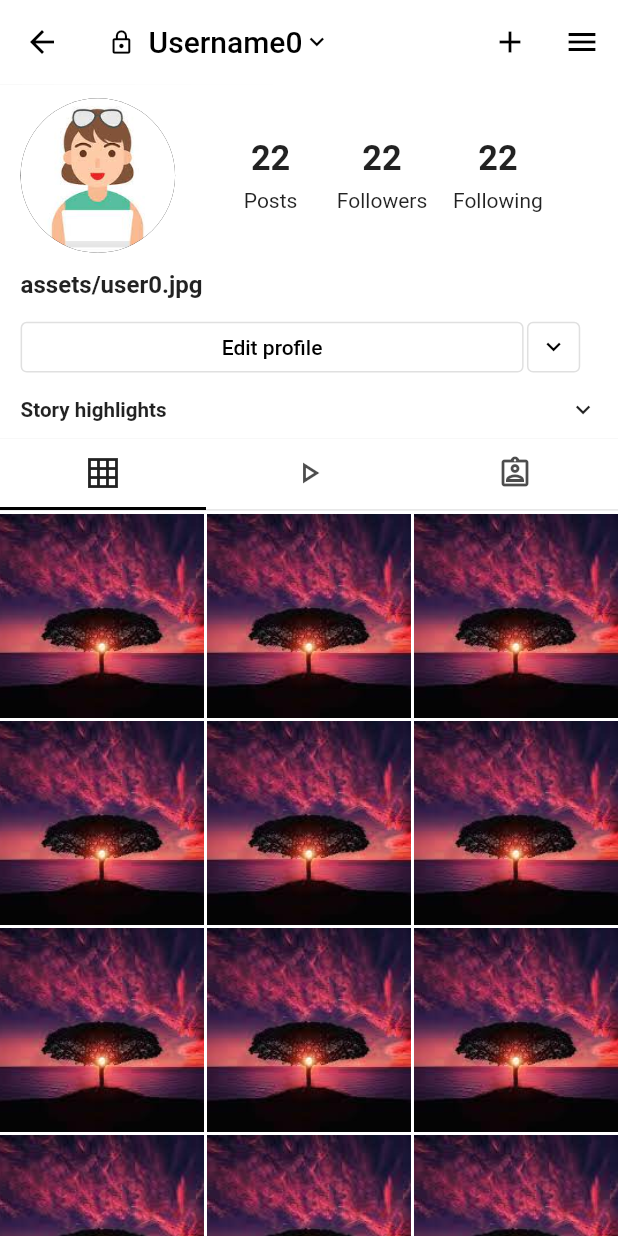
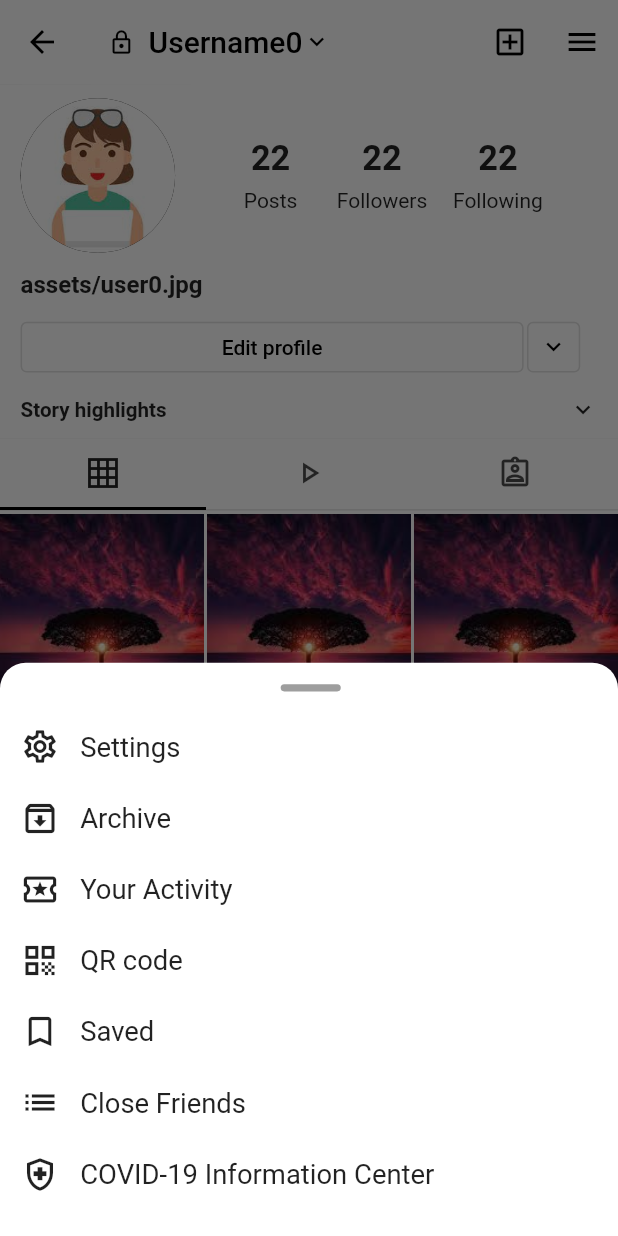
Before and after one commit to AmnNdm/InstaLayout, a Flutter app: the ProfileScreen screen opened by its route, after a tap on the "menu" icon, on a phone screen of 412 x 824 dp. Run offline on Flutter 3.47's test engine with Material 2 defaults, Android fonts, the phone set to English and light mode, and no system bars; our stand-ins replace flutter_screenutil, get, persistent_bottom_nav_bar.

Commit message:
profile ui

```diff
--- a/lib/components/constants.dart
+++ b/lib/components/constants.dart
@@ -13,6 +13,4 @@ class Constants {
   static const comment = "assets/comment.png";
   static const send = "assets/send.png";
   static const save = "assets/save.png";
-  static const requestDisclaimer =
-      "Open a chat to get more info about who's messaging you. They won't know you've seen it until you accept.";
 }
--- a/lib/components/customwidgets.dart
+++ b/lib/components/customwidgets.dart
@@ -102,3 +102,14 @@ Widget thisText(String title) {
     ),
   );
 }
+
+Widget silverDash() {
+  return Center(
+    child: Container(
+      height: 4.h,
+      width: 35.w,
+      decoration: BoxDecoration(
+          color: Colors.grey, borderRadius: BorderRadius.circular(10.r)),
+    ),
+  );
+}
--- a/lib/views/home/home.dart
+++ b/lib/views/home/home.dart
@@ -131,7 +131,7 @@ class MyHomePage extends GetView<HomeController> {
   Widget postBottomSheet() {
     return Container(
       height: 270.h,
-      padding: EdgeInsets.fromLTRB(0.w, 10.h, 0.w, 16.h),
+      padding: EdgeInsets.fromLTRB(0.w, 10.h, 0.w, 0.h),
       child: Column(
         crossAxisAlignment: CrossAxisAlignment.start,
         children: [
--- a/lib/views/messages/calls.dart
+++ b/lib/views/messages/calls.dart
@@ -29,10 +29,10 @@ class Calls extends GetView<HomeController> {
                   return Padding(
                     padding: EdgeInsets.fromLTRB(8.w, 5.h, 0.0, 5.h),
                     child: ClipRRect(
-                      borderRadius: BorderRadius.circular(10.r),
+                      borderRadius: BorderRadius.circular(7.r),
                       child: SizedBox(
                         height: 90.h,
-                        width: 115.w,
+                        width: 116.w,
                         child: Image.asset(
                           Constants.postImage,
                           fit: BoxFit.cover,
--- a/lib/views/profile/allposts.dart
+++ b/lib/views/profile/allposts.dart
@@ -12,7 +12,7 @@ class AllPosts extends GetView<ProfileController> {
   Widget build(BuildContext context) {
     return GridView.count(
       physics: const NeverScrollableScrollPhysics(),
-      padding: EdgeInsets.only(top: 2.h),
+      padding: EdgeInsets.symmetric(vertical: 2.h),
       shrinkWrap: true,
       crossAxisCount: 3,
       crossAxisSpacing: 2.0,
--- a/lib/views/profile/allvideos.dart
+++ b/lib/views/profile/allvideos.dart
@@ -9,7 +9,7 @@ class AllVideos extends StatelessWidget {
   Widget build(BuildContext context) {
     return GridView.count(
       physics: const NeverScrollableScrollPhysics(),
-      padding: EdgeInsets.only(top: 2.h),
+      padding: EdgeInsets.symmetric(vertical: 2.h, horizontal: 1.w),
       shrinkWrap: true,
       crossAxisCount: 3,
       crossAxisSpacing: 2.0,
--- a/lib/views/profile/profile.dart
+++ b/lib/views/profile/profile.dart
@@ -42,8 +42,34 @@ class ProfileScreen extends GetView<ProfileController> {
               ],
             ),
             actions: [
-              IconButton(onPressed: () {}, icon: const Icon(Icons.add)),
-              IconButton(onPressed: () {}, icon: const Icon(Icons.menu))
+              IconButton(
+                  onPressed: () {
+                    Get.bottomSheet(addBottomSheet(),
+                        backgroundColor:
+                            MediaQuery.of(context).platformBrightness ==
+                                    Brightness.dark
+                                ? Colors.grey.shade900
+                                : Colors.white,
+                        shape: RoundedRectangleBorder(
+                            borderRadius: BorderRadius.only(
+                                topLeft: Radius.circular(15.r),
+                                topRight: Radius.circular(15.r))));
+                  },
+                  icon: const Icon(Icons.add_box_outlined)),
+              IconButton(
+                  onPressed: () {
+                    Get.bottomSheet(menuBottomSheet(),
+                        backgroundColor:
+                            MediaQuery.of(context).platformBrightness ==
+                                    Brightness.dark
+                                ? Colors.grey.shade900
+                                : Colors.white,
+                        shape: RoundedRectangleBorder(
+                            borderRadius: BorderRadius.only(
+                                topLeft: Radius.circular(15.r),
+                                topRight: Radius.circular(15.r))));
+                  },
+                  icon: const Icon(Icons.menu))
             ],
           ),
           body: NestedScrollView(
@@ -54,96 +80,29 @@ class ProfileScreen extends GetView<ProfileController> {
                     SliverOverlapAbsorber(
                       handle: NestedScrollView.sliverOverlapAbsorberHandleFor(
                           context),
-                      sliver:
-                          // const SliverToBoxAdapter(
-                          //     child: TabBar(
-                          //   tabs: [
-                          //     Tab(
-                          //       icon: Icon(Icons.grid_on_sharp),
-                          //     ),
-                          //     Tab(
-                          //       icon: Icon(Icons.play_arrow_outlined),
-                          //     ),
-                          //     Tab(
-                          //       icon: Icon(Icons.assignment_ind_outlined),
-                          //     )
-                          //   ],
-                          // ))
-                          const StickyHeaderWidget(),
+                      sliver: const StickyHeaderWidget(),
                     ),
                   ],
               body: TabBarView(children: [
-                Builder(builder: (BuildContext context) {
+                tab(const AllPosts()),
+                tab(const AllVideos()),
+                tab(const AllTags())
+              ])),
+        ));
+  }
+
+  Widget tab(Widget child) {
+    return Builder(builder: (BuildContext context) {
       return CustomScrollView(
         slivers: [
           SliverOverlapInjector(
-                          handle:
-                              NestedScrollView.sliverOverlapAbsorberHandleFor(
-                                  context)),
+              handle: NestedScrollView.sliverOverlapAbsorberHandleFor(context)),
           SliverToBoxAdapter(
-                        child: AllPosts(),
+            child: child,
           )
         ],
       );
-                }),
-                Builder(builder: (BuildContext context) {
-                  return CustomScrollView(
-                    slivers: [
-                      SliverOverlapInjector(
-                          handle:
-                              NestedScrollView.sliverOverlapAbsorberHandleFor(
-                                  context)),
-                      SliverToBoxAdapter(
-                        child: AllVideos(),
-                      )
-                    ],
-                  );
-                }),
-                Builder(builder: (BuildContext context) {
-                  return CustomScrollView(
-                    slivers: [
-                      SliverOverlapInjector(
-                          handle:
-                              NestedScrollView.sliverOverlapAbsorberHandleFor(
-                                  context)),
-                      SliverToBoxAdapter(
-                        child: AllTags(),
-                      )
-                    ],
-                  );
-                })
-              ])
-
-              // Builder(builder: (BuildContext context) {
-              //   return CustomScrollView(
-              //     slivers: [
-              //       SliverOverlapInjector(
-              //           handle: NestedScrollView.sliverOverlapAbsorberHandleFor(
-              //               context)),
-              //       SliverToBoxAdapter(
-              //           child: ObxValue((RxInt rxInt) {
-              //         if (rxInt.value == 2) {
-              //           return const AllVideos();
-              //         } else if (rxInt.value == 3) {
-              //           return const AllTags();
-              //         } else {
-              //           return const AllPosts();
-              //         }
-              //       }, controller.tab)),
-              //     ],
-              //   );
-              // }))
-              //  ObxValue((RxInt rxInt) {
-              //   if (rxInt.value == 2) {
-              //     return const AllVideos();
-              //   } else if (rxInt.value == 3) {
-              //     return const AllTags();
-              //   } else {
-              //     return const AllPosts();
-              //   }
-              // }, controller.tab)),
-              ),
-        ));
+    });
   }
 
   Widget thatWeirdWidget() {
@@ -175,34 +134,15 @@ class ProfileScreen extends GetView<ProfileController> {
           ),
           Row(
             children: [
-              ElevatedButton(
-                onPressed: () {},
-                child: const Text("Edit profile"),
-                style: ButtonStyle(
-                    visualDensity: VisualDensity.compact,
-                    padding: MaterialStateProperty.all(EdgeInsets.zero),
-                    elevation: MaterialStateProperty.all(0.0),
-                    side: MaterialStateProperty.all(
-                        BorderSide(color: Colors.grey.shade300)),
-                    minimumSize:
               // TODO: 305.w
-                        MaterialStateProperty.all<Size>(Size(300.w, 35.h))),
-              ),
-              ElevatedButton(
-                onPressed: () {},
-                child: Icon(
+              button(Text("Edit profile"), Size(300.w, 35.h), () => null),
+              button(
+                  Icon(
                     Icons.keyboard_arrow_down,
                     size: 16.h,
                   ),
-                style: ButtonStyle(
-                    visualDensity: VisualDensity.compact,
-                    padding: MaterialStateProperty.all(EdgeInsets.zero),
-                    elevation: MaterialStateProperty.all(0.0),
-                    side: MaterialStateProperty.all(
-                        BorderSide(color: Colors.grey.shade300)),
-                    minimumSize:
-                        MaterialStateProperty.all<Size>(Size(38.w, 35.h))),
-              )
+                  Size(38.w, 35.h),
+                  () => null),
             ],
           ),
           SizedBox(
@@ -224,6 +164,20 @@ class ProfileScreen extends GetView<ProfileController> {
     );
   }
 
+  Widget button(Widget child, Size size, Function()? onClicked) {
+    return ElevatedButton(
+      onPressed: onClicked,
+      child: child,
+      style: ButtonStyle(
+          visualDensity: VisualDensity.compact,
+          padding: MaterialStateProperty.all(EdgeInsets.zero),
+          elevation: MaterialStateProperty.all(0.0),
+          side: MaterialStateProperty.all(
+              BorderSide(color: Colors.grey.shade300)),
+          minimumSize: MaterialStateProperty.all<Size>(size)),
+    );
+  }
+
   Widget figure(int figure, String type) {
     return Column(
       children: [
@@ -236,4 +190,121 @@ class ProfileScreen extends GetView<ProfileController> {
       ],
     );
   }
+
+  Widget addBottomSheet() {
+    var dividerLine = Padding(
+      padding: EdgeInsets.fromLTRB(54.w, 0.0, 12.w, 0.0),
+      child: const Divider(
+        height: 0,
+      ),
+    );
+    return Container(
+      height: 305.h,
+      padding: EdgeInsets.fromLTRB(0.0, 10.h, 0.0, 16.h),
+      child: Column(
+        crossAxisAlignment: CrossAxisAlignment.start,
+        children: [
+          silverDash(),
+          SizedBox(
+            height: 14.h,
+          ),
+          Center(
+            child: Text(
+              "Create",
+              style: TextStyle(fontWeight: FontWeight.bold, fontSize: 16.sp),
+            ),
+          ),
+          SizedBox(
+            height: 8.h,
+          ),
+          const Divider(
+            height: 0,
+          ),
+          createRow(Icons.grid_on_sharp, "Post"),
+          dividerLine,
+          createRow(Icons.add_circle_outline, "Story"),
+          dividerLine,
+          createRow(Icons.favorite_border_rounded, "Story Highlight"),
+          dividerLine,
+          createRow(Icons.podcasts, "Live"),
+          dividerLine,
+        ],
+      ),
+    );
   }
+
+  createRow(IconData icon, String text) {
+    return Padding(
+      padding: EdgeInsets.symmetric(horizontal: 14.w, vertical: 12.h),
+      child: Row(
+        children: [
+          Icon(
+            icon,
+            size: 24.h,
+          ),
+          SizedBox(
+            width: 14.w,
+          ),
+          Text(
+            text,
+            style: TextStyle(fontSize: 16.sp),
+          ),
+        ],
+      ),
+    );
+  }
+
+  Widget menuBottomSheet() {
+    var space = SizedBox(
+      height: 18.h,
+    );
+    return Container(
+      height: 320.h,
+      padding: EdgeInsets.fromLTRB(12.w, 12.h, 10.w, 0.h),
+      child: Column(
+        crossAxisAlignment: CrossAxisAlignment.start,
+        children: [
+          silverDash(),
+          SizedBox(
+            height: 20.h,
+          ),
+          menuRow(Icons.settings_outlined, "Settings"),
+          space,
+          menuRow(Icons.archive_outlined, "Archive"),
+          space,
+          menuRow(Icons.local_activity_outlined, "Your Activity"),
+          space,
+          menuRow(Icons.qr_code, "QR code"),
+          space,
+          menuRow(Icons.bookmark_outline, "Saved"),
+          space,
+          menuRow(Icons.list, "Close Friends"),
+          space,
+          menuRow(
+              Icons.health_and_safety_outlined, "COVID-19 Information Center"),
+        ],
+      ),
+    );
+  }
+
+  menuRow(IconData icon, String text) {
+    return GestureDetector(
+      onTap: () {},
+      child: Row(
+        children: [
+          Icon(
+            icon,
+            size: 26,
+          ),
+          SizedBox(
+            width: 12.w,
+          ),
+          Text(
+            text,
+            style: TextStyle(fontSize: 16.sp, fontWeight: FontWeight.w400),
+          )
+        ],
+      ),
+    );
+  }
+}
```
Also changed, not shown: lib/views/messages/requests.dart (+27 -65 lines). Lines whose indentation alone changed are shown as unchanged.
